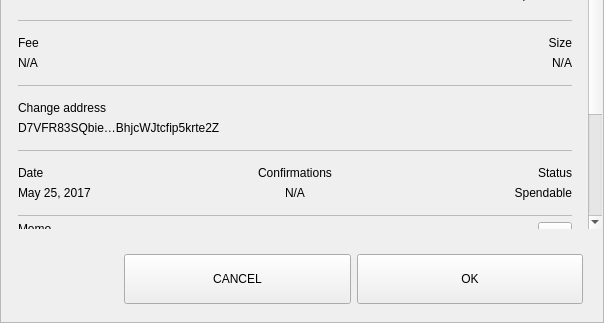
Above: src/qt/pivx/forms/sendconfirmdialog.ui from Fuzzbawls/PIVX before the change; both pictures show x 0 to 604 and y 375 to 698 of the 604 by 698 pixel window. Below: the same form after it.
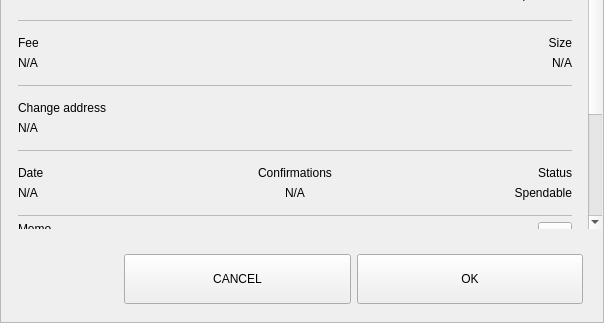
That is the form after the change.

The edit to the form file:
```diff
--- a/src/qt/pivx/forms/sendconfirmdialog.ui
+++ b/src/qt/pivx/forms/sendconfirmdialog.ui
@@ -799,7 +799,7 @@
                    <item>
                     <widget class="QLabel" name="textChange">
                      <property name="text">
-                      <string>D7VFR83SQbie…BhjcWJtcfip5krte2Z </string>
+                      <string notr="true">N/A</string>
                      </property>
                     </widget>
                    </item>
@@ -902,7 +902,7 @@
                    <item row="1" column="0">
                     <widget class="QLabel" name="textDate">
                      <property name="text">
-                      <string>May 25, 2017</string>
+                      <string notr="true">N/A</string>
                      </property>
                      <property name="alignment">
                       <set>Qt::AlignLeading|Qt::AlignLeft|Qt::AlignVCenter</set>
```
Left out of the diff: 2 changed lines with no effect on the pictures.
